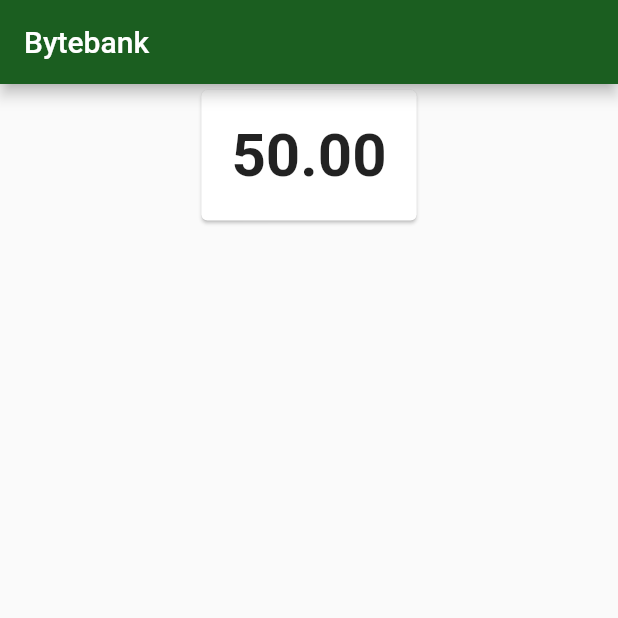
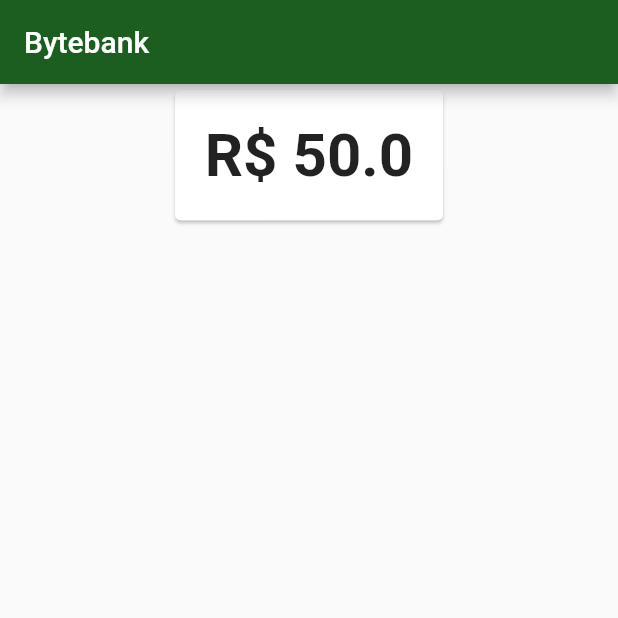
Before and after one commit to gabrielvcunha/alura-formacao-flutter, a Flutter app: the screen it shows after launch, on a phone screen of 412 x 824 dp, the top half of it. Run offline on Flutter 3.47's test engine with Material 2 defaults, Android fonts, the phone set to English and light mode, and no system bars.

Commit message:
Gerenciamento de Estados - Aula 01.4 Saldo

```diff
--- a/bytebank/lib/main.dart
+++ b/bytebank/lib/main.dart
@@ -1,4 +1,4 @@
-import 'package:bytebank/screens/dashboard.dart';
+import 'package:bytebank/screens/dashboard/dashboard.dart';
 import 'package:flutter/material.dart';
 
 void main() => runApp(BytebankApp());
--- /dev/null
+++ b/bytebank/lib/models/saldo.dart
@@ -0,0 +1,10 @@
+class Saldo {
+  final double valor;
+
+  Saldo(this.valor);
+
+  @override
+  String toString() {
+    return "R\$ $valor";
+  }
+}
--- a/bytebank/lib/screens/dashboard.dart
+++ b/bytebank/lib/screens/dashboard/dashboard.dart
@@ -1,4 +1,5 @@
-import 'package:bytebank/components/saldo.dart';
+import 'file:///C:/Users/gabri/Repos/Alura/alura-formacao-flutter/bytebank/lib/screens/dashboard/saldo.dart';
+import 'package:bytebank/models/saldo.dart';
 import 'package:flutter/material.dart';
 
 const _tituloAppBar = "Bytebank";
@@ -8,8 +9,8 @@ class Dashboard extends StatelessWidget {
   Widget build(BuildContext context) => Scaffold(
         appBar: AppBar(title: Text(_tituloAppBar)),
         body: Align(
-          child: Saldo(),
           alignment: Alignment.topCenter,
+          child: SaldoCard(Saldo(50.00)),
         ),
       );
 }
--- a/bytebank/lib/components/saldo.dart
+++ b/bytebank/lib/screens/dashboard/saldo.dart
@@ -1,12 +1,17 @@
+import 'package:bytebank/models/saldo.dart';
 import 'package:flutter/material.dart';
 
-class Saldo extends StatelessWidget {
+class SaldoCard extends StatelessWidget {
+  final Saldo saldo;
+
+  SaldoCard(this.saldo);
+
   @override
   Widget build(BuildContext context) => Card(
     child: Padding(
       padding: EdgeInsets.all(20.0),
       child: Text(
-        "50.00",
+        saldo.toString(),
         textAlign: TextAlign.center,
         style: TextStyle(
           fontSize: 40,
```
